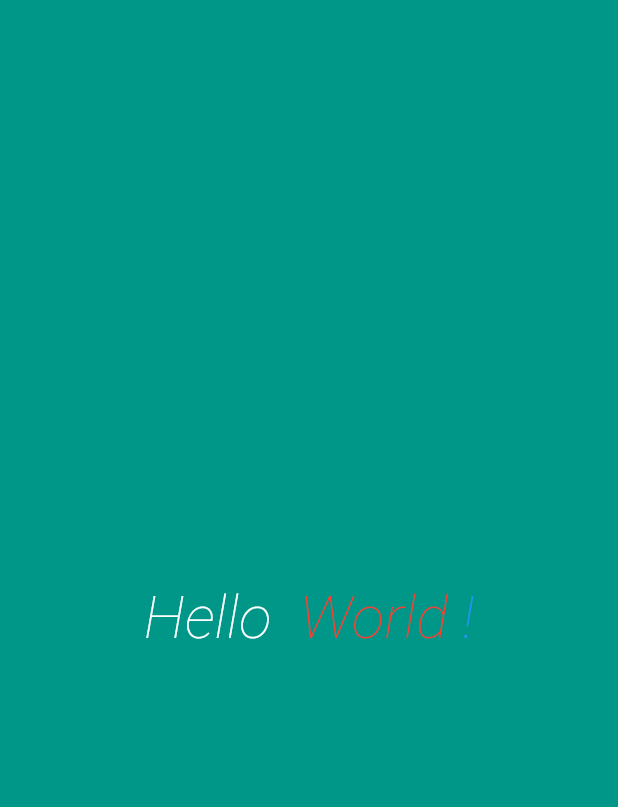
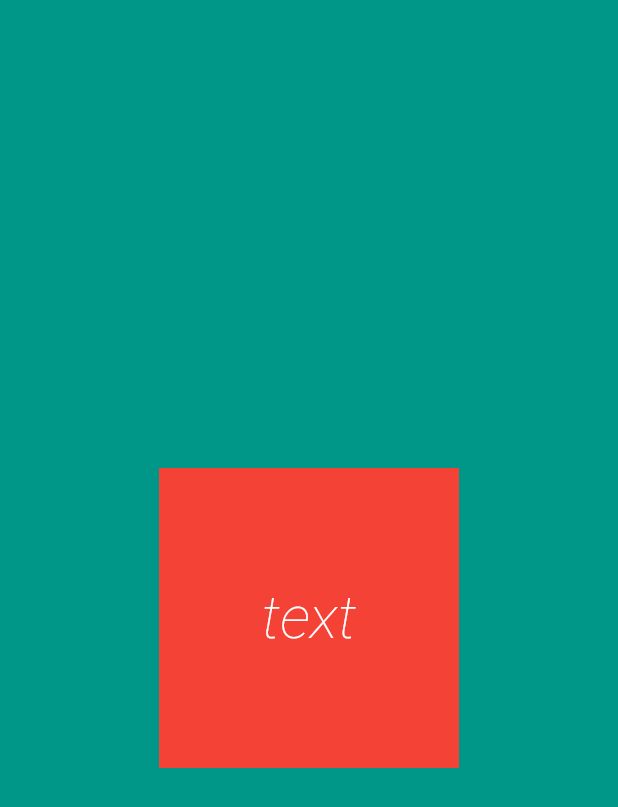
Before and after one commit to Mogoww/Flutter_widgets_basiques, a Flutter app: the screen it shows after launch, on a phone screen of 412 x 824 dp. Shown: the top 807 px of the screen. Run offline on Flutter 3.47's test engine with Material 2 defaults, Android fonts, the phone set to English and light mode, and no system bars.

Commit message:
add center

```diff
--- a/lib/main.dart
+++ b/lib/main.dart
@@ -41,7 +41,14 @@ class BasicsPage extends StatelessWidget {
             // margin: EdgeInsets.all(10),
             // padding: EdgeInsets.only(top: 150),
             child: Center(
-              child: spanText(),
+              child: Container(
+                height: 200,
+                width: 200,
+                color: Colors.red,
+                child: Center(
+                  child: simpleText("text")
+                ),
+              )
             )
         )
     );
```
